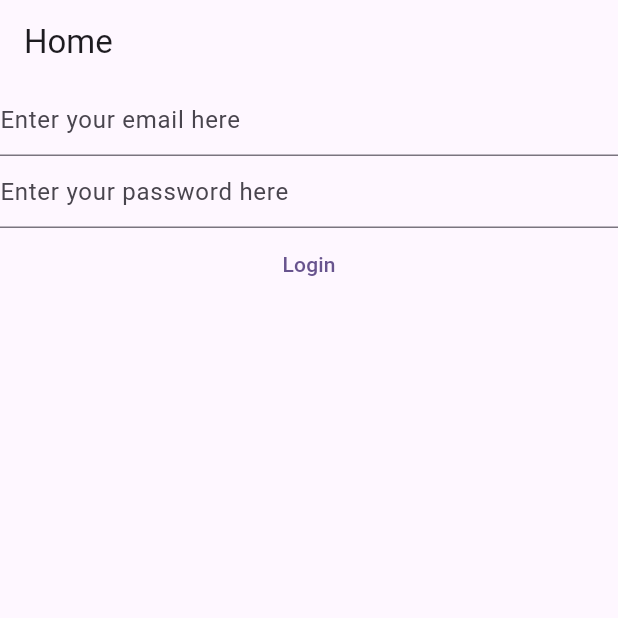
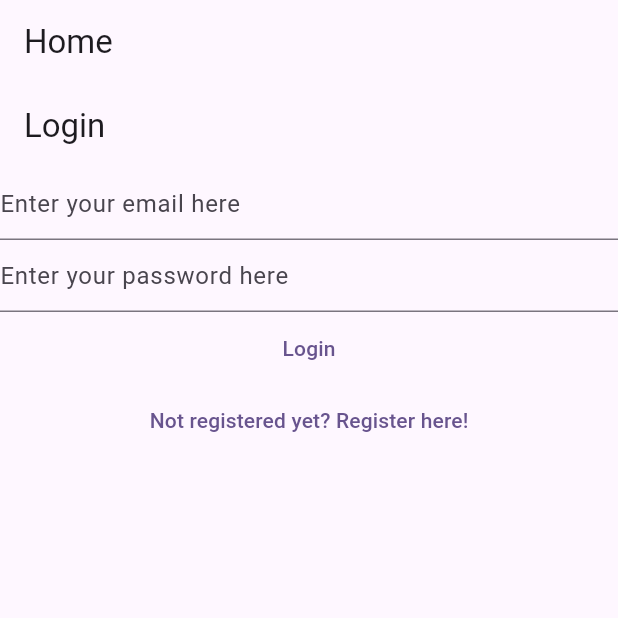
Before and after one commit to BeeDrey07/mynotes_flutterapp, a Flutter app: the screen it shows after launch, on a phone screen of 412 x 824 dp, the top half of it. Run offline on Flutter 3.47's test engine with Material 3 defaults, Android fonts, the phone set to English and light mode, and no system bars; our stand-ins replace firebase_auth, firebase_core; accounts and stored records are empty.

Commit message:
link between login view and register view

```diff
--- a/lib/main.dart
+++ b/lib/main.dart
@@ -15,7 +15,10 @@ void main() {
           useMaterial3: true,
         ),
         home: const HomePage(),
-    ),
+        routes: {
+          "/login/": (context) => const LoginView(),
+          "/register/": (context) => const RegisterView(),
+        }),
   );
 }
 
@@ -43,37 +46,12 @@ class HomePage extends StatelessWidget {
               // } else {
               //   return const VerifyEmailView();
               // }
-              return LoginView();
+              return const LoginView();
             default:
-              return const Text('Loading...');
+              return const CircularProgressIndicator();
           }
         },
       ),
     );
   }
 }
-
-class VerifyEmailView extends StatefulWidget {
-  const VerifyEmailView({super.key});
-
-  @override
-  State<VerifyEmailView> createState() => _VerifiedEmailViewState();
-}
-
-class _VerifiedEmailViewState extends State<VerifyEmailView> {
-  @override
-  Widget build(BuildContext context) {
-    return Column(
-      children: [
-        const Text("Please verify your email address:"),
-        TextButton(
-          onPressed: () async {
-            final user = FirebaseAuth.instance.currentUser;
-            await user?.sendEmailVerification();
-          },
-          child: const Text("Send Email Verification"),
-        )
-      ],
-    );
-  }
-}
--- a/lib/views/login_view.dart
+++ b/lib/views/login_view.dart
@@ -28,7 +28,11 @@ class _LoginViewState extends State<LoginView> {
 
   @override
   Widget build(BuildContext context) {
-    return Column(
+    return Scaffold(
+      appBar: AppBar(
+        title: const Text("Login"),
+      ),
+      body: Column(
         children: [
           TextField(
             controller: _email,
@@ -69,7 +73,17 @@ class _LoginViewState extends State<LoginView> {
             },
             child: const Text('Login'),
           ),
+          TextButton(
+            onPressed: () {
+              Navigator.of(context).pushNamedAndRemoveUntil(
+                "/register/",
+                (route) => false,
+              );
+            },
+            child: const Text("Not registered yet? Register here!"),
+          )
         ],
+      ),
     );
   }
 }
--- a/lib/views/register_view.dart
+++ b/lib/views/register_view.dart
@@ -28,7 +28,11 @@ class _RegisterViewState extends State<RegisterView> {
 
   @override
   Widget build(BuildContext context) {
-    return Column(
+    return Scaffold(
+      appBar: AppBar(
+        title: const Text('Register'),
+      ),
+      body: Column(
         children: [
           TextField(
             controller: _email,
@@ -67,7 +71,17 @@ class _RegisterViewState extends State<RegisterView> {
                 }
               },
               child: const Text("Register")),
+          TextButton(
+            onPressed: () {
+              Navigator.of(context).pushNamedAndRemoveUntil(
+                "/login/",
+                (route) => false,
+              );
+            },
+            child: const Text("Already registered? Login here!"),
+          )
         ],
+      ),
     );
   }
 }
--- a/pubspec.yaml
+++ b/pubspec.yaml
@@ -50,6 +50,9 @@ dev_dependencies:
   # package. See that file for information about deactivating specific lint
   # rules and activating additional ones.
   flutter_lints: ^3.0.0
+  # Other dependencies...
+  # Add the dart:js dependency here
+  js: ^0.6.3
 
 # For information on the generic Dart part of this file, see the
 # following page: https://dart.dev/tools/pub/pubspec
```
Also changed, not shown: lib/views/verify_email_view.dart (added, +32 -0 lines), pubspec.lock. Lines whose indentation alone changed are shown as unchanged.
